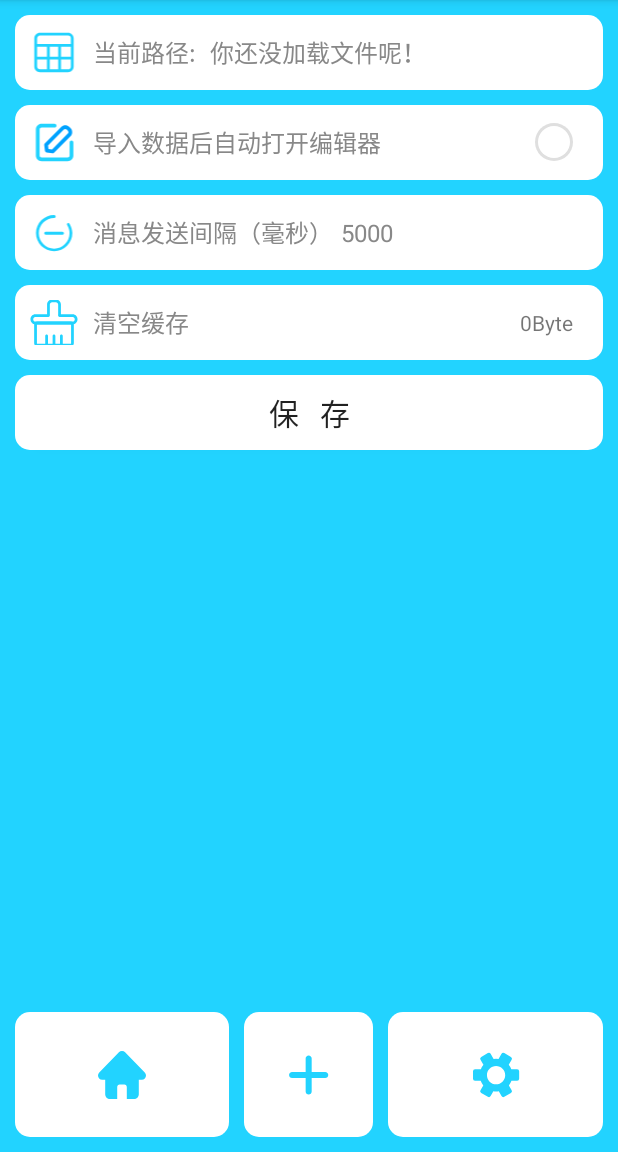
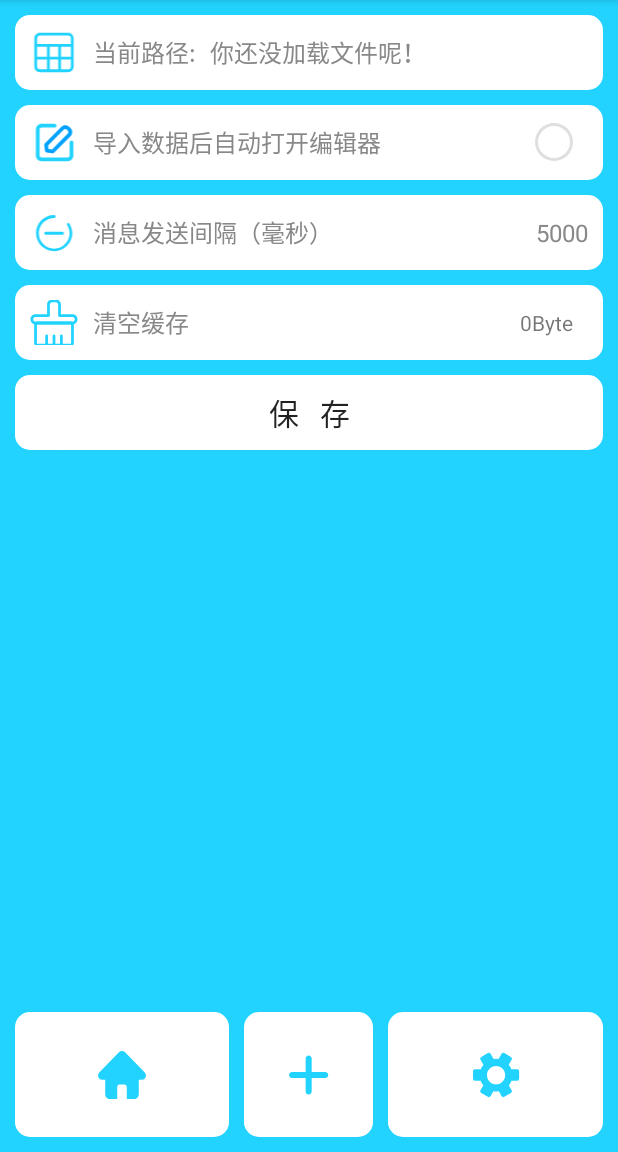
Before and after one commit to yztz/MsgGo, an Android app: the fragment SettingFrag placed in its activity, on a phone screen of 412 x 824 dp, the part 84-1236 px from its top. Run offline under Robolectric (Android 15) with nearby library versions, the phone set to English and light mode, and no system bars; libraries missing offline, so code that uses them is left out: org.apache.poi; pictures from the network do not load.

Commit message:
改进了数据的显示位置

```diff
--- a/app/src/main/res/layout/layout_setting.xml
+++ b/app/src/main/res/layout/layout_setting.xml
@@ -114,6 +114,7 @@
             android:layout_width="match_parent"
             android:layout_height="wrap_content"
             android:layout_gravity="center"
+            android:gravity="end"
             android:layout_marginLeft="5dp"
             android:background="@null"
             android:inputType="number" />
```
